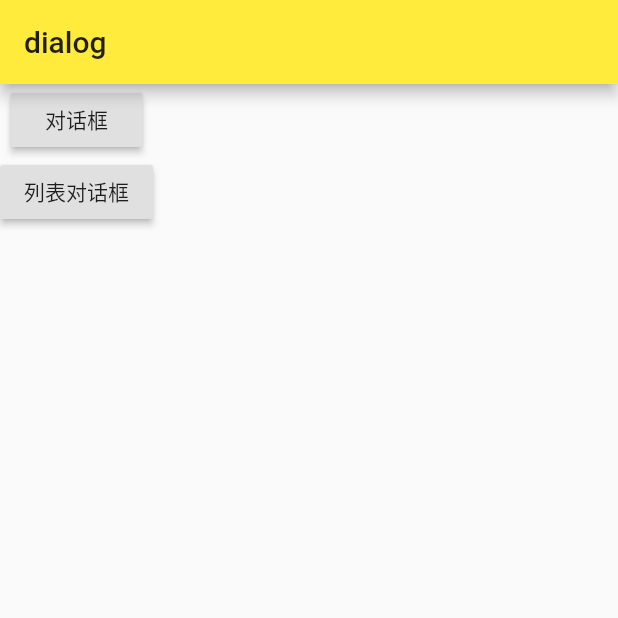
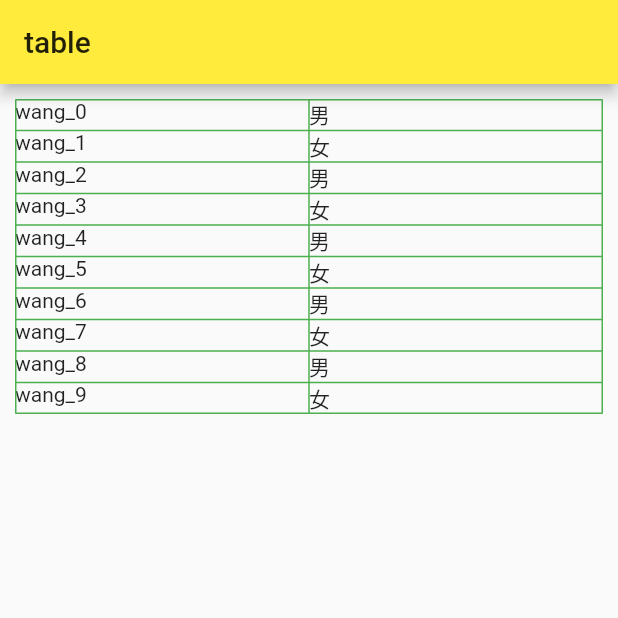
Before and after one commit to abuzzworld/zxx_flutter_1, a Flutter app: the screen it shows after launch, on a phone screen of 412 x 824 dp, the top half of it. Run offline on Flutter 3.47's test engine with Material 2 defaults, Android fonts, the phone set to English and light mode, and no system bars.

Commit message:
feat(location): 基础表格

```diff
--- a/lib/main.dart
+++ b/lib/main.dart
@@ -9,6 +9,7 @@ import 'package:zxx_flutter_1/widgets/girdview_demo.dart';
 import 'package:zxx_flutter_1/widgets/layout_demo.dart';
 import 'package:zxx_flutter_1/widgets/listview_demo.dart';
 import 'package:zxx_flutter_1/widgets/page_demo.dart';
+import 'package:zxx_flutter_1/widgets/table_demo.dart';
 
 void main() {
   runApp(MyApp());
@@ -33,10 +34,11 @@ class MyApp extends StatelessWidget {
         "listView": (context) => ListViewDemo(),
         "girdview": (context) => GirdviewDemo(),
         "alergdialog": (context) => AlertDialogDemo(),
+        "table": (context) => TableDemo(),
         // "menu": (context) => MenuPage(),
       },
       // initialRoute: "layout", // (初始路由)重置主页
-      initialRoute: "alergdialog", // (初始路由)重置主页
+      initialRoute: "table", // (初始路由)重置主页
 
       // 路由拦截
       onGenerateRoute: (settings) {
--- /dev/null
+++ b/lib/widgets/table_demo.dart
@@ -0,0 +1,44 @@
+import 'package:flutter/material.dart';
+
+class TableDemo extends StatefulWidget {
+  const TableDemo({Key? key}) : super(key: key);
+
+  @override
+  _TableDemoState createState() => _TableDemoState();
+}
+
+class _TableDemoState extends State<TableDemo> {
+  var _list = <Map>[];
+
+  @override
+  void initState() {
+    super.initState();
+    for (var i = 0; i < 10; i++) {
+      _list.add({
+        "name": "wang_" + i.toString(),
+        "gender": i % 2 == 0 ? "男" : "女",
+      });
+    }
+  }
+
+  @override
+  Widget build(BuildContext context) {
+    return Scaffold(
+      appBar: AppBar(
+        title: Text("table"),
+      ),
+      body: Padding(
+        padding: EdgeInsets.all(10),
+        child: Table(
+          border: TableBorder.all(color: Colors.green),
+          children: _list
+              .map((e) => TableRow(children: [
+                    Text(e["name"]),
+                    Text(e["gender"]),
+                  ]))
+              .toList(),
+        ),
+      ),
+    );
+  }
+}
```
